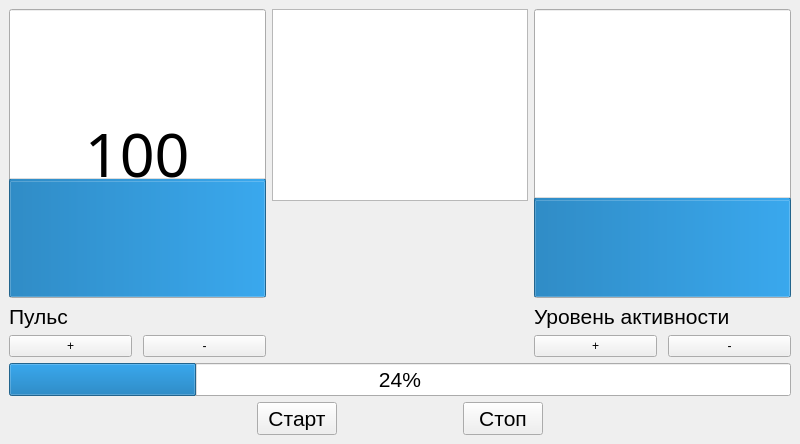
The window that mainwindow.ui (pilad0hwtts/Hakaton_AnaSantin) describes before a commit, drawn with Qt 5.
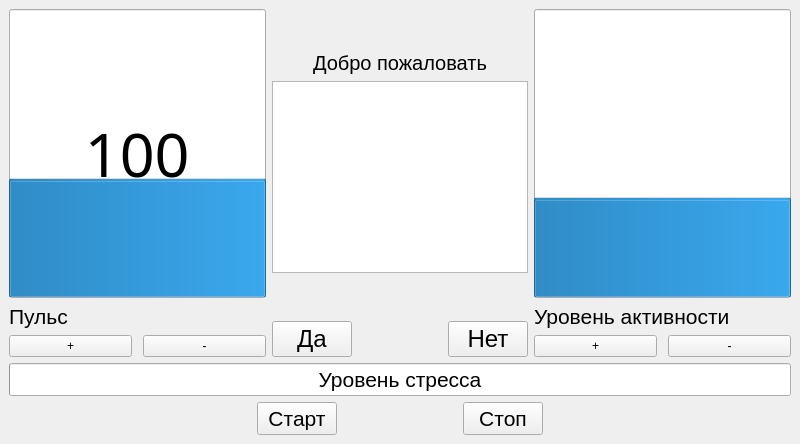
The same window after the commit.

Patch:
```diff
--- a/mainwindow.ui
+++ b/mainwindow.ui
@@ -128,6 +128,37 @@
       </item>
       <item>
        <layout class="QVBoxLayout" name="verticalLayout_3">
+        <item>
+         <spacer name="verticalSpacer">
+          <property name="orientation">
+           <enum>Qt::Vertical</enum>
+          </property>
+          <property name="sizeType">
+           <enum>QSizePolicy::Expanding</enum>
+          </property>
+          <property name="sizeHint" stdset="0">
+           <size>
+            <width>40</width>
+            <height>40</height>
+           </size>
+          </property>
+         </spacer>
+        </item>
+        <item>
+         <widget class="QLabel" name="StateMsg">
+          <property name="font">
+           <font>
+            <pointsize>15</pointsize>
+           </font>
+          </property>
+          <property name="text">
+           <string>Добро пожаловать</string>
+          </property>
+          <property name="alignment">
+           <set>Qt::AlignCenter</set>
+          </property>
+         </widget>
+        </item>
         <item>
          <widget class="QTextEdit" name="MsgEdit">
           <property name="sizePolicy">
@@ -139,7 +170,7 @@
          </widget>
         </item>
         <item>
-         <spacer name="verticalSpacer">
+         <spacer name="verticalSpacer_2">
           <property name="orientation">
            <enum>Qt::Vertical</enum>
           </property>
@@ -148,12 +179,53 @@
           </property>
           <property name="sizeHint" stdset="0">
            <size>
-            <width>40</width>
+            <width>20</width>
             <height>40</height>
            </size>
           </property>
          </spacer>
         </item>
+        <item>
+         <layout class="QHBoxLayout" name="horizontalLayout_6">
+          <item>
+           <widget class="QPushButton" name="YesBtn">
+            <property name="font">
+             <font>
+              <pointsize>18</pointsize>
+             </font>
+            </property>
+            <property name="text">
+             <string>Да</string>
+            </property>
+           </widget>
+          </item>
+          <item>
+           <spacer name="horizontalSpacer_6">
+            <property name="orientation">
+             <enum>Qt::Horizontal</enum>
+            </property>
+            <property name="sizeHint" stdset="0">
+             <size>
+              <width>40</width>
+              <height>20</height>
+             </size>
+            </property>
+           </spacer>
+          </item>
+          <item>
+           <widget class="QPushButton" name="NoBtn">
+            <property name="font">
+             <font>
+              <pointsize>18</pointsize>
+             </font>
+            </property>
+            <property name="text">
+             <string>Нет</string>
+            </property>
+           </widget>
+          </item>
+         </layout>
+        </item>
        </layout>
       </item>
       <item>
@@ -271,7 +343,10 @@
          </font>
         </property>
         <property name="value">
-         <number>24</number>
+         <number>0</number>
+        </property>
+        <property name="format">
+         <string>Уровень стресса</string>
         </property>
        </widget>
       </item>
```
Left out of the diff: 3 changed lines with no effect on the pictures.
